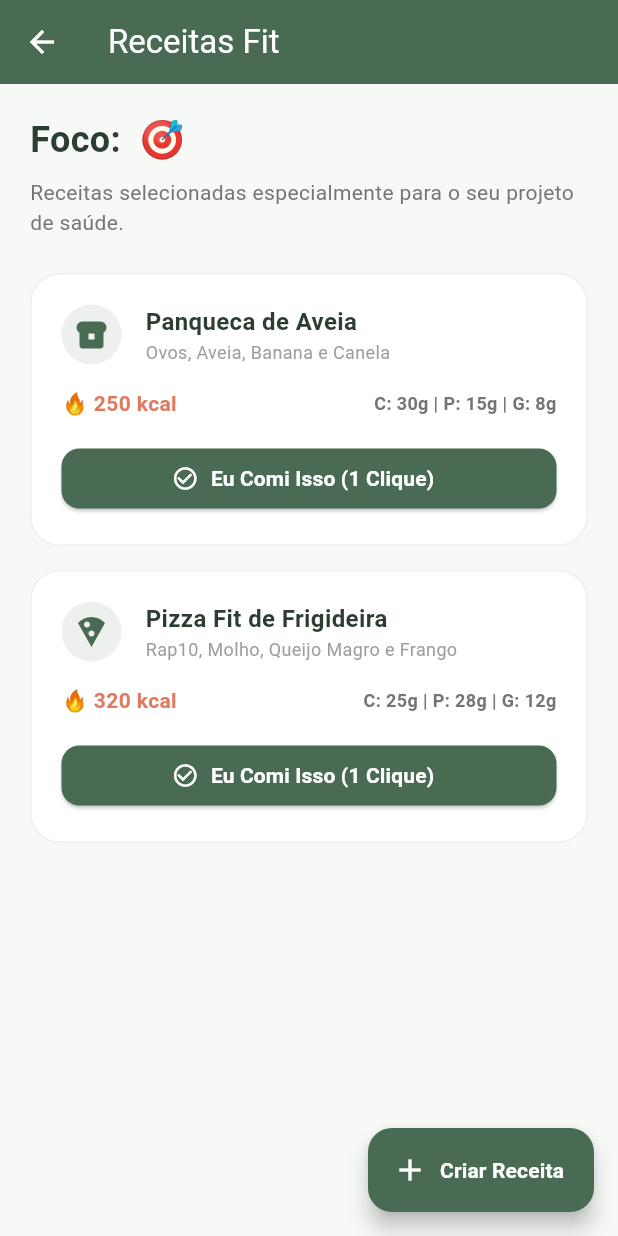
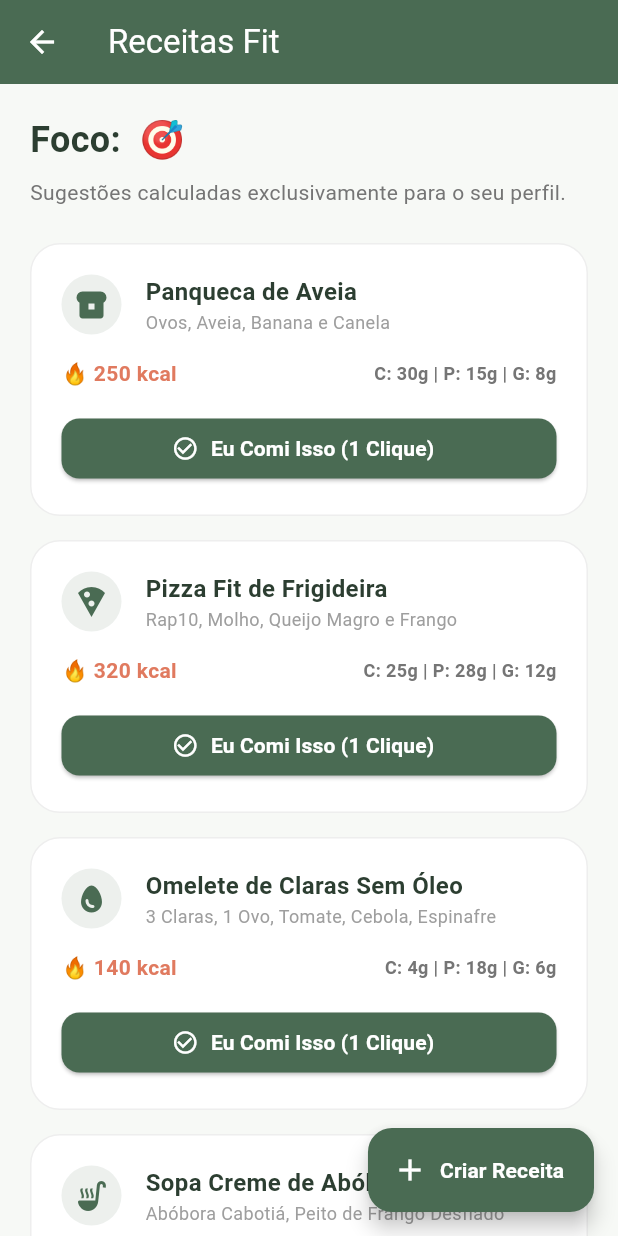
Before and after one commit to pizzariaditalia/NutriLife, a Flutter app: the SmartRecipesScreen screen opened directly, on a phone screen of 412 x 824 dp. Run offline on Flutter 3.47's test engine with Material 3 defaults, Android fonts, the phone set to English and light mode, and no system bars; our stand-ins replace cloud_firestore, firebase_auth, firebase_core, flutter_local_notifications, image_picker, shared_preferences and 1 more; missing offline and left inert: mobile_scanner; accounts and stored records are empty; Roboto replaces fonts that are missing (Arial); statements that could not run were skipped.

Commit message:
Atualizar o smart_recipes_screen.dart

```diff
--- a/lib/features/food_database/smart_recipes_screen.dart
+++ b/lib/features/food_database/smart_recipes_screen.dart
@@ -13,13 +13,31 @@ class SmartRecipesScreen extends StatefulWidget {
 class _SmartRecipesScreenState extends State<SmartRecipesScreen> {
   final String _userId = FirebaseAuth.instance.currentUser?.uid ?? 'usuario_teste';
 
-  // Banco de Dados Local Simulado (Até migrarmos as 100+ para a nuvem)
+  // 🔥 BANCO DE DADOS EXPANDIDO COM DEZENAS DE OPÇÕES PRONTAS POR OBJETIVO
   final List<Map<String, dynamic>> _todasReceitas = [
+    // 🍏 EMAGRECIMENTO
     {'nome': 'Panqueca de Aveia', 'ingredientes': 'Ovos, Aveia, Banana e Canela', 'kcal': 250, 'c': 30.0, 'p': 15.0, 'g': 8.0, 'icone': Icons.breakfast_dining, 'objetivo_foco': 'Emagrecimento'},
     {'nome': 'Pizza Fit de Frigideira', 'ingredientes': 'Rap10, Molho, Queijo Magro e Frango', 'kcal': 320, 'c': 25.0, 'p': 28.0, 'g': 12.0, 'icone': Icons.local_pizza, 'objetivo_foco': 'Emagrecimento'},
-    {'nome': 'Vitamina Hipercalórica', 'ingredientes': 'Leite, Banana, Pasta de Amendoim, Whey', 'kcal': 650, 'c': 60.0, 'p': 40.0, 'g': 25.0, 'icone': Icons.local_drink, 'objetivo_foco': 'Hipertrofia'},
-    {'nome': 'Bowl de Salmão e Abacate', 'ingredientes': 'Salmão, Abacate, Arroz, Gergelim', 'kcal': 450, 'c': 30.0, 'p': 35.0, 'g': 20.0, 'icone': Icons.set_meal, 'objetivo_foco': 'Saúde & Longevidade'},
-    {'nome': 'Crepioca Nutritiva', 'ingredientes': 'Ovos, Tapioca, Espinafre e Queijo', 'kcal': 280, 'c': 22.0, 'p': 25.0, 'g': 9.0, 'icone': Icons.egg_alt, 'objetivo_foco': 'Gestante ou Tentante'},
+    {'nome': 'Omelete de Claras Sem Óleo', 'ingredientes': '3 Claras, 1 Ovo, Tomate, Cebola, Espinafre', 'kcal': 140, 'c': 4.0, 'p': 18.0, 'g': 6.0, 'icone': Icons.egg, 'objetivo_foco': 'Emagrecimento'},
+    {'nome': 'Sopa Creme de Abóbora com Frango', 'ingredientes': 'Abóbora Cabotiá, Peito de Frango Desfiado', 'kcal': 210, 'c': 15.0, 'p': 24.0, 'g': 4.0, 'icone': Icons.soup_kitchen, 'objetivo_foco': 'Emagrecimento'},
+    {'nome': 'Mousse de Whey de Chocolate', 'ingredientes': 'Whey Protein, Iogurte Desnatado, Cacau', 'kcal': 160, 'c': 8.0, 'p': 26.0, 'g': 2.0, 'icone': Icons.icecream, 'objetivo_foco': 'Emagrecimento'},
+
+    // 💪 HIPERTROFIA
+    {'nome': 'Vitamina Hipercalórica Pro', 'ingredientes': 'Leite Inteiro, Banana, Pasta de Amendoim, Whey', 'kcal': 680, 'c': 65.0, 'p': 42.0, 'g': 24.0, 'icone': Icons.local_drink, 'objetivo_foco': 'Hipertrofia'},
+    {'nome': 'Arroz Termogênico com Patinho', 'ingredientes': 'Arroz Parboilizado, Patinho Moído, Azeite', 'kcal': 550, 'c': 55.0, 'p': 40.0, 'g': 14.0, 'icone': Icons.rice_bowl, 'objetivo_foco': 'Hipertrofia'},
+    {'nome': 'Macarrão Fake Integral com Atum', 'ingredientes': 'Macarrão Integral, Atum Ralado, Creme de Leite Leve', 'kcal': 490, 'c': 48.0, 'p': 35.0, 'g': 12.0, 'icone': Icons.dinner_dining, 'objetivo_foco': 'Hipertrofia'},
+    {'nome': 'Panqueca Monstro de Batata Doce', 'ingredientes': 'Batata Doce Cozida, 3 Ovos, Whey isolado', 'kcal': 430, 'c': 40.0, 'p': 32.0, 'g': 11.0, 'icone': Icons.cake, 'objetivo_foco': 'Hipertrofia'},
+    {'nome': 'Mingau de Aveia Giga', 'ingredientes': 'Aveia em Flocos, Leite de Amêndoas, Whey, Mel', 'kcal': 390, 'c': 50.0, 'p': 28.0, 'g': 6.0, 'icone': Icons.bakery_dining, 'objetivo_foco': 'Hipertrofia'},
+
+    // 👶 GESTANTE OU TENTANTE
+    {'nome': 'Crepioca Nutritiva de Espinafre', 'ingredientes': 'Ovos, Tapioca, Espinafre e Queijo Branco', 'kcal': 280, 'c': 22.0, 'p': 25.0, 'g': 9.0, 'icone': Icons.egg_alt, 'objetivo_foco': 'Gestante ou Tentante'},
+    {'nome': 'Iogurte da Mamãe C/ Chia', 'ingredientes': 'Iogurte Natural, Chia, Morangos, Castanhas', 'kcal': 220, 'c': 18.0, 'p': 10.0, 'g': 12.0, 'icone': Icons.breakfast_dining, 'objetivo_foco': 'Gestante ou Tentante'},
+    {'nome': 'Sanduíche Integral de Ferro', 'ingredientes': 'Pão Integral, Ricota Temperada, Cenoura, Agrião', 'kcal': 240, 'c': 26.0, 'p': 12.0, 'g': 7.0, 'icone': Icons.lunch_dining, 'objetivo_foco': 'Gestante ou Tentante'},
+
+    // 🧬 SAÚDE & LONGEVIDADE
+    {'nome': 'Bowl de Salmão e Abacate', 'ingredientes': 'Salmão Grelhado, Abacate, Arroz Integral', 'kcal': 450, 'c': 30.0, 'p': 35.0, 'g': 20.0, 'icone': Icons.set_meal, 'objetivo_foco': 'Saúde & Longevidade'},
+    {'nome': 'Mix Antioxidante Funcional', 'ingredientes': 'Kefir, Mirtilo, Framboesa, Semente de Girassol', 'kcal': 190, 'c': 16.0, 'p': 8.0, 'g': 9.0, 'icone': Icons.local_pharmacy, 'objetivo_foco': 'Saúde & Longevidade'},
+    {'nome': 'Salada de Grão de Bico Viva', 'ingredientes': 'Grão de Bico, Tomate Cereja, Pepino, Azeite Extra Virgem', 'kcal': 260, 'c': 28.0, 'p': 11.0, 'g': 10.0, 'icone': Icons.salad, 'objetivo_foco': 'Saúde & Longevidade'},
   ];
 
   void _consumirReceita(String nome, int kcal, double carbos, double prot, double gord) async {
@@ -120,11 +138,10 @@ class _SmartRecipesScreenState extends State<SmartRecipesScreen> {
             return const Center(child: CircularProgressIndicator(color: AppColors.primarySage));
           }
 
-          // Descobre o objetivo do paciente no Firebase
           final dadosUser = snapshot.data!.data() as Map<String, dynamic>?;
           final objetivoPaciente = dadosUser?['objetivo'] ?? 'Emagrecimento';
 
-          // Filtra as receitas baseadas no objetivo (e adiciona algumas gerais para não ficar vazio)
+          // Filtra exibindo receitas do objetivo + algumas genéricas para variedade
           final receitasFiltradas = _todasReceitas.where((r) =>
             r['objetivo_foco'] == objetivoPaciente || r['objetivo_foco'] == 'Emagrecimento'
           ).toList();
@@ -134,7 +151,7 @@ class _SmartRecipesScreenState extends State<SmartRecipesScreen> {
             children: [
               Text('Foco: $objetivoPaciente 🎯', style: const TextStyle(fontSize: 24, fontWeight: FontWeight.bold, color: AppColors.textDark)),
               const SizedBox(height: 8),
-              Text('Receitas selecionadas especialmente para o seu projeto de saúde.', style: TextStyle(color: Colors.grey.shade600, fontSize: 14)),
+              Text('Sugestões calculadas exclusivamente para o seu perfil.', style: TextStyle(color: Colors.grey.shade600, fontSize: 14)),
               const SizedBox(height: 24),
 
               ...receitasFiltradas.map((receita) => _buildRecipeCard(
@@ -147,7 +164,7 @@ class _SmartRecipesScreenState extends State<SmartRecipesScreen> {
                 receita['icone']
               )).toList(),
 
-              const SizedBox(height: 80), // Espaço para não esconder atrás do botão flutuante
+              const SizedBox(height: 80),
             ],
           );
         },
```
